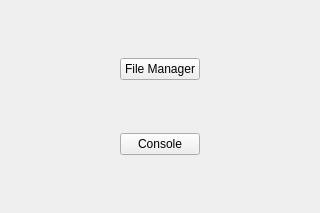
Old version of the form cbcui/ui/Sensors.ui in the repository kipr/cbc.
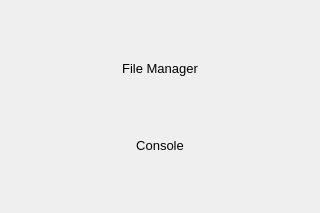
New version of the form. Icons and pictures are not drawn.

```diff
--- a/cbcui/ui/Sensors.ui
+++ b/cbcui/ui/Sensors.ui
@@ -43,6 +43,32 @@
      </item>
      <item>
       <widget class="QPushButton" name="pushButton" >
+       <property name="minimumSize" >
+        <size>
+         <width>80</width>
+         <height>30</height>
+        </size>
+       </property>
+       <property name="maximumSize" >
+        <size>
+         <width>80</width>
+         <height>30</height>
+        </size>
+       </property>
+       <property name="styleSheet" >
+        <string>QPushButton{
+border:0px;
+background-image:url(:/actions/rivet80x30L.png);
+color:black;
+font-size:10pt;
+}
+QPushButton:pressed{
+border:0px;
+background-image:url(:/actions/rivet80x30D.png);
+color:white;
+font-size:10pt;
+}</string>
+       </property>
        <property name="text" >
         <string>File Manager</string>
        </property>
@@ -93,6 +119,32 @@
      </item>
      <item>
       <widget class="QPushButton" name="pushButton_2" >
+       <property name="minimumSize" >
+        <size>
+         <width>80</width>
+         <height>30</height>
+        </size>
+       </property>
+       <property name="maximumSize" >
+        <size>
+         <width>80</width>
+         <height>30</height>
+        </size>
+       </property>
+       <property name="styleSheet" >
+        <string>QPushButton{
+border:0px;
+background-image:url(:/actions/rivet80x30L.png);
+color:black;
+font-size:10pt;
+}
+QPushButton:pressed{
+border:0px;
+background-image:url(:/actions/rivet80x30D.png);
+color:white;
+font-size:10pt;
+}</string>
+       </property>
        <property name="text" >
         <string>Console</string>
        </property>
```
